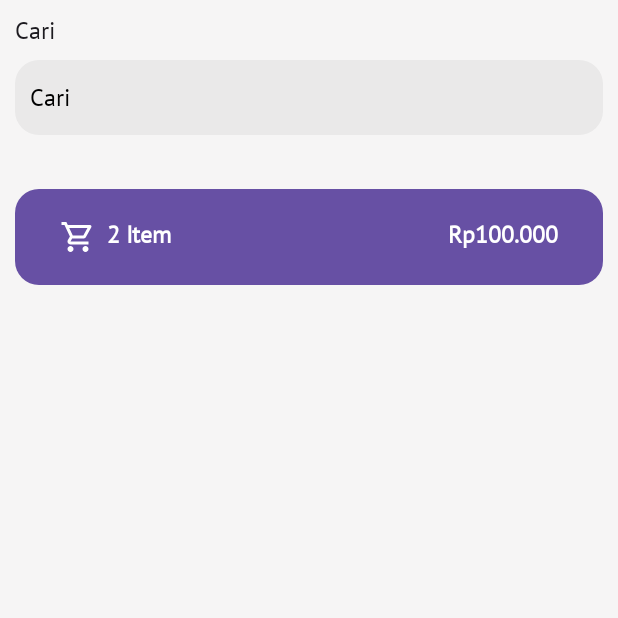
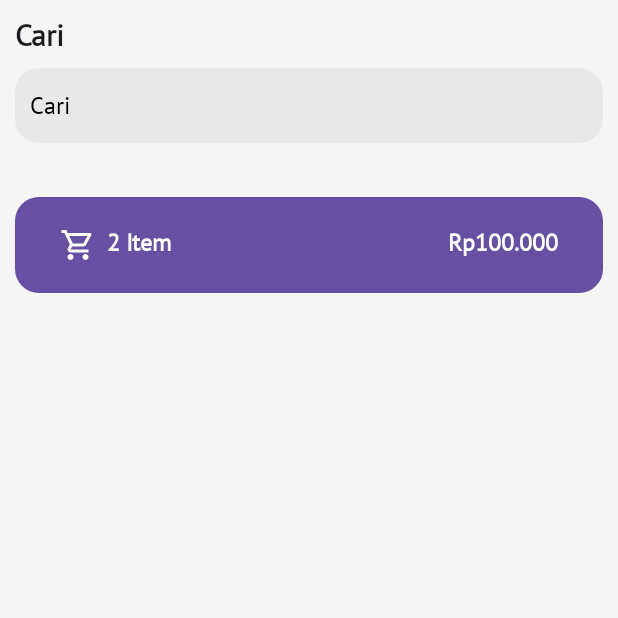
Before and after one commit to rizky201008/VCashier, an Android app built with Jetpack Compose: the composable CreateTransactionScreen shown on its own in the app's theme, on a phone screen of 412 x 824 dp, the top half of it. Run offline under Robolectric (Android 15) with nearby library versions, the phone set to English and light mode, and no system bars; our stand-ins replace constraintlayout-compose; libraries missing offline, so code that uses them is left out: com.materialkolor, com.materialkolor.dynamicColorScheme, com.materialkolor.rememberDynamicColorScheme, com.ramcosta.composedestinations; 5 statements that could not run were skipped.

Commit message:
refactor: mobile: modify widgets

```diff
--- a/mobile/app/src/main/java/com/vixiloc/vcashiermobile/presentation/widgets/commons/TextField.kt
+++ b/mobile/app/src/main/java/com/vixiloc/vcashiermobile/presentation/widgets/commons/TextField.kt
@@ -14,6 +14,7 @@ import androidx.compose.runtime.Composable
 import androidx.compose.ui.Alignment
 import androidx.compose.ui.Modifier
 import androidx.compose.ui.graphics.Color
+import androidx.compose.ui.text.TextStyle
 import androidx.compose.ui.text.input.VisualTransformation
 import androidx.compose.ui.tooling.preview.Preview
 import androidx.compose.ui.unit.dp
@@ -25,14 +26,15 @@ fun TextField(
     modifier: Modifier,
     title: String,
     visualTransformation: VisualTransformation = VisualTransformation.None,
-    keyboardOptions: KeyboardOptions = KeyboardOptions.Default
+    keyboardOptions: KeyboardOptions = KeyboardOptions.Default,
+    textStyle: TextStyle = MaterialTheme.typography.bodySmall
 ) {
     Column(
         modifier = modifier
             .fillMaxWidth()
             .padding(10.dp)
     ) {
-        Text(text = title, style = MaterialTheme.typography.bodySmall)
+        Text(text = title, style = textStyle)
         VerticalSpacer(height = 9.dp)
         Box(
             modifier = Modifier
```
Also changed, not shown: mobile/app/src/main/java/com/vixiloc/vcashiermobile/presentation/widgets/commons/Buttons.kt (+10 -2 lines).
